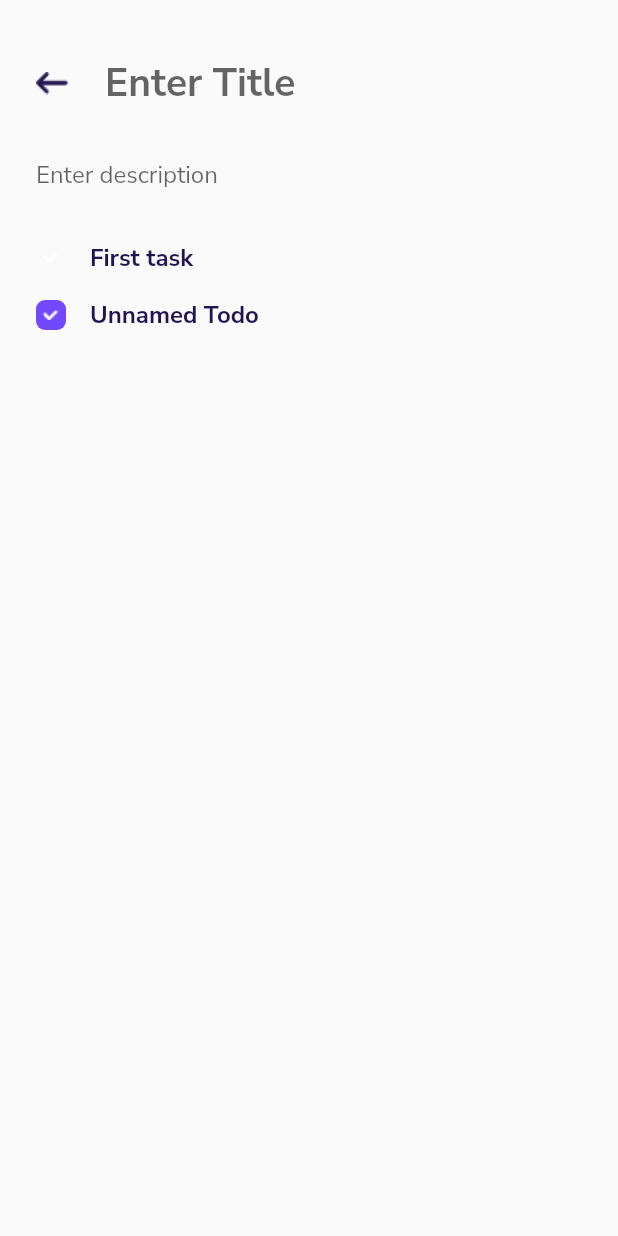
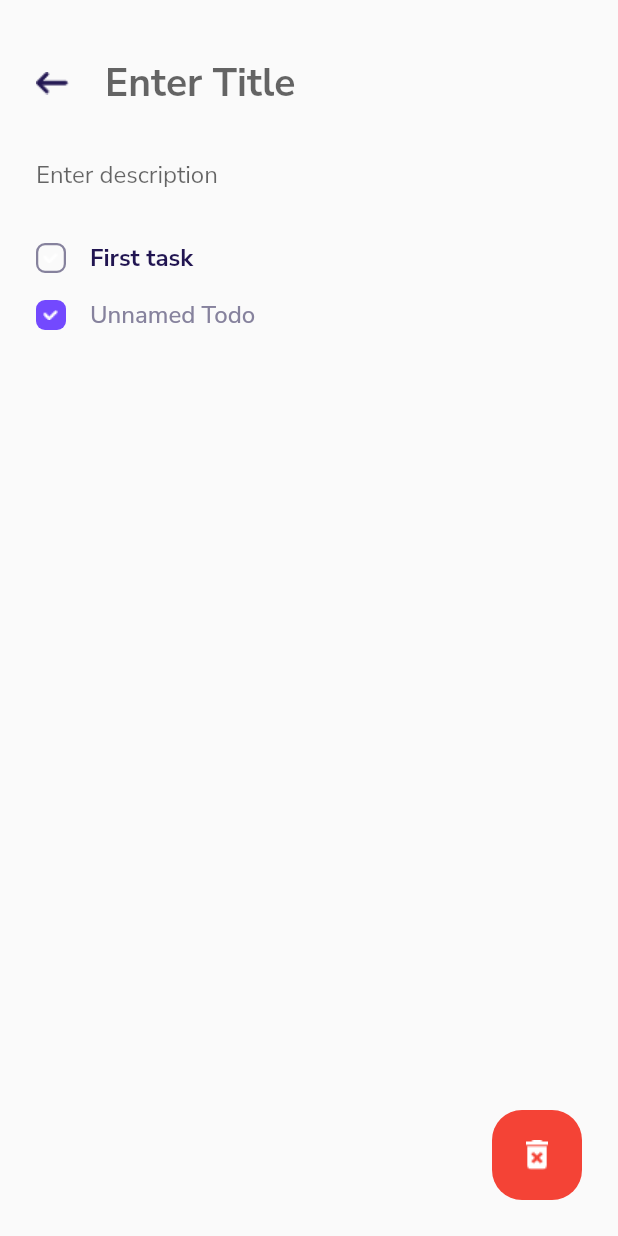
Before and after one commit to MrHKMY/Flutter_TodoApp, a Flutter app: the TaskPage screen opened directly, on a phone screen of 412 x 824 dp. Run offline on Flutter 3.47's test engine with Material 2 defaults, Android fonts, the phone set to English and light mode, and no system bars; our stand-ins replace google_fonts.

Commit message:
Task Description 2

```diff
--- a/todo_app/lib/screens/homepage.dart
+++ b/todo_app/lib/screens/homepage.dart
@@ -60,7 +60,11 @@ class _HomepageState extends State<Homepage> {
                   width: 60,
                   height: 60,
                   decoration: BoxDecoration(
-                      color: Colors.purple,
+                      gradient: LinearGradient(
+                        colors: [Colors.purple, Colors.purple[400]],
+                        begin: Alignment(0.0, -1),
+                        end: Alignment(0,1)
+                      ),
                       borderRadius: BorderRadius.circular(20.0)),
                   child: Image(
                     image: AssetImage("assets/images/add_icon.png"),
--- a/todo_app/lib/screens/taskpage.dart
+++ b/todo_app/lib/screens/taskpage.dart
@@ -13,7 +13,9 @@ class _TaskPageState extends State<TaskPage> {
     return Scaffold(
       body: SafeArea(
         child: Container(
-            child: Column(
+            child: Stack(
+              children: [
+                Column(
                   crossAxisAlignment: CrossAxisAlignment.start,
           children: [
                 Padding(
@@ -64,6 +66,26 @@ class _TaskPageState extends State<TaskPage> {
                   isDone: true,
                 )
           ],
+        ),
+                Positioned(
+                    bottom: 24.0,
+                    right: 24.0,
+                    child : GestureDetector(
+                      onTap: () {
+                      },
+                      child: Container(
+                        width: 60,
+                        height: 60,
+                        decoration: BoxDecoration(
+                            color: Colors.red,
+                            borderRadius: BorderRadius.circular(20.0)),
+                        child: Image(
+                          image: AssetImage("assets/images/delete_icon.png"),
+                        ),
+                      ),
+                    )
+                )
+              ],
             )),
       ),
     );
--- a/todo_app/lib/widgets.dart
+++ b/todo_app/lib/widgets.dart
@@ -1,3 +1,4 @@
+import 'package:flutter/cupertino.dart';
 import 'package:flutter/material.dart';
 
 class TaskCardWidget extends StatelessWidget {
@@ -64,7 +65,11 @@ class TodoWidget extends StatelessWidget {
               margin: EdgeInsets.only(right: 16),
               decoration: BoxDecoration(
                 color: isDone ? Color(0xFF7349FE) : Colors.transparent,
-                borderRadius: BorderRadius.circular(6)
+                borderRadius: BorderRadius.circular(6),
+                border: isDone ? null : Border.all(
+                  color: Color(0xFF86829D),
+                  width: 1.5,
+                )
               ),
               child: Image(
                   image: AssetImage(
@@ -73,9 +78,9 @@ class TodoWidget extends StatelessWidget {
             Text(
               text ?? "Unnamed Todo",
             style: TextStyle(
-              color: Color(0xFF211551),
+              color: isDone ? Color(0xFF86829D) : Color(0xFF211551),
               fontSize: 16,
-              fontWeight: FontWeight.bold,
+              fontWeight: isDone ? FontWeight.w500 : FontWeight.bold,
             ),)
           ],
         ),
```
Lines whose indentation alone changed are shown as unchanged.
